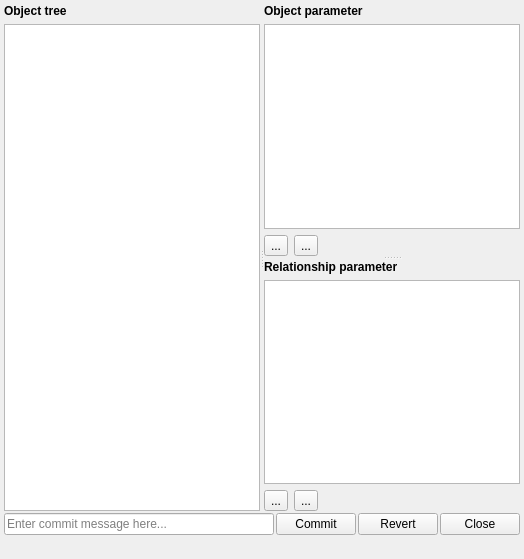
First picture: the form in spinetoolbox/ui/data_store_form.ui, repository spine-tools/Spine-Toolbox, before the edit.
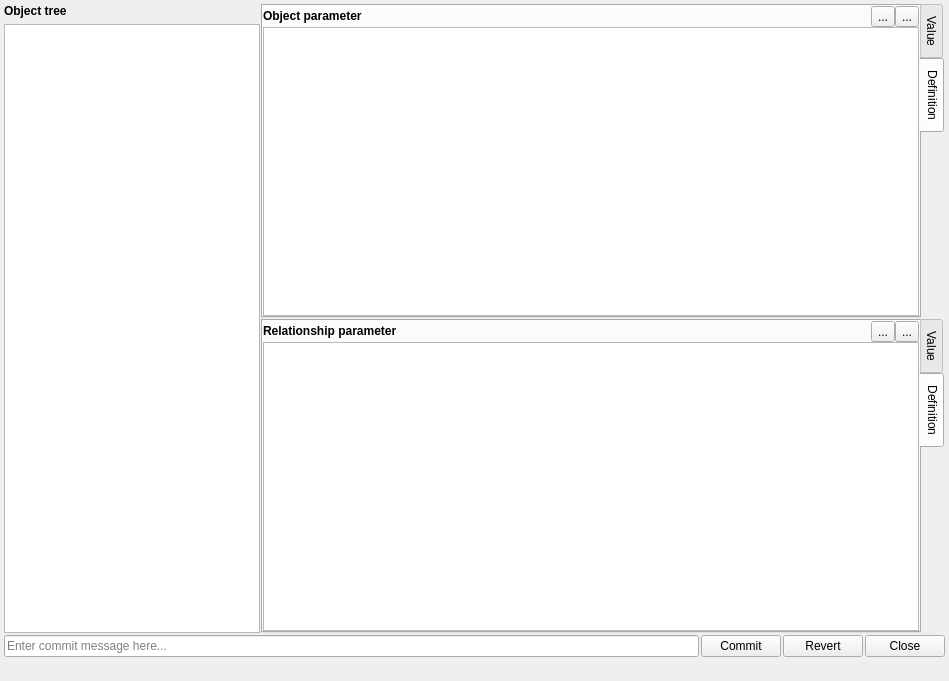
Second picture: the form after the edit. The open tabs and pages were chosen to show the change. Icons and pictures are not drawn. Custom widgets are drawn as their Qt base class.

Commit message: Improve Data Store form layout, and check connection before opening.

What changed in the file:
```diff
--- a/spinetoolbox/ui/data_store_form.ui
+++ b/spinetoolbox/ui/data_store_form.ui
@@ -29,14 +29,14 @@
    <rect>
     <x>0</x>
     <y>0</y>
-    <width>524</width>
-    <height>559</height>
+    <width>949</width>
+    <height>681</height>
    </rect>
   </property>
   <property name="windowTitle">
    <string>Spine Data Explorer</string>
   </property>
-  <layout class="QVBoxLayout" name="verticalLayout_5">
+  <layout class="QVBoxLayout" name="verticalLayout_11">
    <property name="spacing">
     <number>0</number>
    </property>
@@ -53,7 +53,7 @@
     <number>0</number>
    </property>
    <item>
-    <layout class="QVBoxLayout" name="verticalLayout_4">
+    <layout class="QVBoxLayout" name="verticalLayout_10">
      <property name="spacing">
       <number>2</number>
      </property>
@@ -74,6 +74,9 @@
        <property name="orientation">
         <enum>Qt::Horizontal</enum>
        </property>
+       <property name="handleWidth">
+        <number>1</number>
+       </property>
        <widget class="QWidget" name="layoutWidget">
         <layout class="QVBoxLayout" name="verticalLayout_3">
          <item>
@@ -111,8 +114,55 @@
         <property name="orientation">
          <enum>Qt::Vertical</enum>
         </property>
-        <widget class="QWidget" name="layoutWidget">
+        <property name="handleWidth">
+         <number>1</number>
+        </property>
+        <widget class="QTabWidget" name="tabWidget">
+         <property name="sizePolicy">
+          <sizepolicy hsizetype="Expanding" vsizetype="Expanding">
+           <horstretch>2</horstretch>
+           <verstretch>0</verstretch>
+          </sizepolicy>
+         </property>
+         <property name="layoutDirection">
+          <enum>Qt::LeftToRight</enum>
+         </property>
+         <property name="tabPosition">
+          <enum>QTabWidget::East</enum>
+         </property>
+         <property name="currentIndex">
+          <number>0</number>
+         </property>
+         <widget class="QWidget" name="tab">
+          <attribute name="title">
+           <string>Value</string>
+          </attribute>
+          <layout class="QVBoxLayout" name="verticalLayout_4">
+           <property name="spacing">
+            <number>0</number>
+           </property>
+           <property name="leftMargin">
+            <number>0</number>
+           </property>
+           <property name="topMargin">
+            <number>0</number>
+           </property>
+           <property name="rightMargin">
+            <number>0</number>
+           </property>
+           <property name="bottomMargin">
+            <number>0</number>
+           </property>
+           <item>
          <layout class="QVBoxLayout" name="verticalLayout_2">
+             <property name="spacing">
+              <number>0</number>
+             </property>
+             <item>
+              <layout class="QHBoxLayout" name="horizontalLayout">
+               <property name="spacing">
+                <number>0</number>
+               </property>
           <item>
            <widget class="QLabel" name="label_object_parameter">
             <property name="sizePolicy">
@@ -127,43 +177,6 @@
            </widget>
           </item>
           <item>
-           <widget class="QTableView" name="tableView_object_parameter">
-            <property name="sizePolicy">
-             <sizepolicy hsizetype="Expanding" vsizetype="Expanding">
-              <horstretch>2</horstretch>
-              <verstretch>0</verstretch>
-             </sizepolicy>
-            </property>
-            <property name="sortingEnabled">
-             <bool>true</bool>
-            </property>
-           </widget>
-          </item>
-          <item>
-           <layout class="QHBoxLayout" name="horizontalLayout_3">
-            <item>
-             <widget class="QToolButton" name="toolButton_add_object_parameter">
-              <property name="text">
-               <string>...</string>
-              </property>
-              <property name="icon">
-               <iconset resource="resources/resources_icons.qrc">
-                <normaloff>:/icons/plus.png</normaloff>:/icons/plus.png</iconset>
-              </property>
-             </widget>
-            </item>
-            <item>
-             <widget class="QToolButton" name="toolButton_remove_object_parameter">
-              <property name="text">
-               <string>...</string>
-              </property>
-              <property name="icon">
-               <iconset resource="resources/resources_icons.qrc">
-                <normaloff>:/icons/minus.png</normaloff>:/icons/minus.png</iconset>
-              </property>
-             </widget>
-            </item>
-            <item>
              <spacer name="horizontalSpacer">
               <property name="orientation">
                <enum>Qt::Horizontal</enum>
@@ -176,13 +189,180 @@
               </property>
              </spacer>
             </item>
-           </layout>
-          </item>
-         </layout>
-        </widget>
-        <widget class="QWidget" name="layoutWidget">
+               <item>
+                <widget class="QToolButton" name="toolButton_remove_object_parameter">
+                 <property name="text">
+                  <string>...</string>
+                 </property>
+                 <property name="icon">
+                  <iconset resource="resources/resources_icons.qrc">
+                   <normaloff>:/icons/minus.png</normaloff>:/icons/minus.png</iconset>
+                 </property>
+                </widget>
+               </item>
+               <item>
+                <widget class="QToolButton" name="toolButton_add_object_parameter">
+                 <property name="text">
+                  <string>...</string>
+                 </property>
+                 <property name="icon">
+                  <iconset resource="resources/resources_icons.qrc">
+                   <normaloff>:/icons/plus.png</normaloff>:/icons/plus.png</iconset>
+                 </property>
+                </widget>
+               </item>
+              </layout>
+             </item>
+             <item>
+              <widget class="QTableView" name="tableView_object_parameter">
+               <property name="sizePolicy">
+                <sizepolicy hsizetype="Expanding" vsizetype="Expanding">
+                 <horstretch>2</horstretch>
+                 <verstretch>0</verstretch>
+                </sizepolicy>
+               </property>
+               <property name="sortingEnabled">
+                <bool>true</bool>
+               </property>
+              </widget>
+             </item>
+            </layout>
+           </item>
+          </layout>
+         </widget>
+         <widget class="QWidget" name="tab_2">
+          <attribute name="title">
+           <string>Definition</string>
+          </attribute>
+          <layout class="QVBoxLayout" name="verticalLayout_6">
+           <property name="spacing">
+            <number>0</number>
+           </property>
+           <property name="leftMargin">
+            <number>0</number>
+           </property>
+           <property name="topMargin">
+            <number>0</number>
+           </property>
+           <property name="rightMargin">
+            <number>0</number>
+           </property>
+           <property name="bottomMargin">
+            <number>0</number>
+           </property>
+           <item>
+            <layout class="QVBoxLayout" name="verticalLayout_5">
+             <property name="spacing">
+              <number>0</number>
+             </property>
+             <item>
+              <layout class="QHBoxLayout" name="horizontalLayout_4">
+               <item>
+                <widget class="QLabel" name="label_object_parameter_def">
+                 <property name="sizePolicy">
+                  <sizepolicy hsizetype="Preferred" vsizetype="Preferred">
+                   <horstretch>2</horstretch>
+                   <verstretch>0</verstretch>
+                  </sizepolicy>
+                 </property>
+                 <property name="text">
+                  <string>&lt;b&gt;Object parameter&lt;/b&gt;</string>
+                 </property>
+                </widget>
+               </item>
+               <item>
+                <spacer name="horizontalSpacer_3">
+                 <property name="orientation">
+                  <enum>Qt::Horizontal</enum>
+                 </property>
+                 <property name="sizeHint" stdset="0">
+                  <size>
+                   <width>40</width>
+                   <height>20</height>
+                  </size>
+                 </property>
+                </spacer>
+               </item>
+               <item>
+                <widget class="QToolButton" name="toolButton_remove_object_parameter_def">
+                 <property name="text">
+                  <string>...</string>
+                 </property>
+                 <property name="icon">
+                  <iconset resource="resources/resources_icons.qrc">
+                   <normaloff>:/icons/minus.png</normaloff>:/icons/minus.png</iconset>
+                 </property>
+                </widget>
+               </item>
+               <item>
+                <widget class="QToolButton" name="toolButton_add_object_parameter_def">
+                 <property name="text">
+                  <string>...</string>
+                 </property>
+                 <property name="icon">
+                  <iconset resource="resources/resources_icons.qrc">
+                   <normaloff>:/icons/plus.png</normaloff>:/icons/plus.png</iconset>
+                 </property>
+                </widget>
+               </item>
+              </layout>
+             </item>
+             <item>
+              <widget class="QTableView" name="tableView_object_parameter_def">
+               <property name="sizePolicy">
+                <sizepolicy hsizetype="Expanding" vsizetype="Expanding">
+                 <horstretch>2</horstretch>
+                 <verstretch>0</verstretch>
+                </sizepolicy>
+               </property>
+               <property name="sortingEnabled">
+                <bool>true</bool>
+               </property>
+              </widget>
+             </item>
+            </layout>
+           </item>
+          </layout>
+         </widget>
+        </widget>
+        <widget class="QTabWidget" name="tabWidget_2">
+         <property name="sizePolicy">
+          <sizepolicy hsizetype="Expanding" vsizetype="Expanding">
+           <horstretch>2</horstretch>
+           <verstretch>0</verstretch>
+          </sizepolicy>
+         </property>
+         <property name="tabPosition">
+          <enum>QTabWidget::East</enum>
+         </property>
+         <property name="currentIndex">
+          <number>0</number>
+         </property>
+         <widget class="QWidget" name="tab_3">
+          <attribute name="title">
+           <string>Value</string>
+          </attribute>
+          <layout class="QVBoxLayout" name="verticalLayout_8">
+           <property name="spacing">
+            <number>0</number>
+           </property>
+           <property name="leftMargin">
+            <number>0</number>
+           </property>
+           <property name="topMargin">
+            <number>0</number>
+           </property>
+           <property name="rightMargin">
+            <number>0</number>
+           </property>
+           <property name="bottomMargin">
+            <number>0</number>
+           </property>
+           <item>
          <layout class="QVBoxLayout" name="verticalLayout">
           <item>
+              <layout class="QHBoxLayout" name="horizontalLayout_3">
+               <item>
            <widget class="QLabel" name="label_relationship_parameter">
             <property name="sizePolicy">
              <sizepolicy hsizetype="Preferred" vsizetype="Preferred">
@@ -196,43 +376,6 @@
            </widget>
           </item>
           <item>
-           <widget class="QTableView" name="tableView_relationship_parameter">
-            <property name="sizePolicy">
-             <sizepolicy hsizetype="Expanding" vsizetype="Expanding">
-              <horstretch>2</horstretch>
-              <verstretch>0</verstretch>
-             </sizepolicy>
-            </property>
-            <property name="sortingEnabled">
-             <bool>true</bool>
-            </property>
-           </widget>
-          </item>
-          <item>
-           <layout class="QHBoxLayout" name="horizontalLayout_4">
-            <item>
-             <widget class="QToolButton" name="toolButton_add_relationship_parameter">
-              <property name="text">
-               <string>...</string>
-              </property>
-              <property name="icon">
-               <iconset resource="resources/resources_icons.qrc">
-                <normaloff>:/icons/plus.png</normaloff>:/icons/plus.png</iconset>
-              </property>
-             </widget>
-            </item>
-            <item>
-             <widget class="QToolButton" name="toolButton_remove_relationship_parameter">
-              <property name="text">
-               <string>...</string>
-              </property>
-              <property name="icon">
-               <iconset resource="resources/resources_icons.qrc">
-                <normaloff>:/icons/minus.png</normaloff>:/icons/minus.png</iconset>
-              </property>
-             </widget>
-            </item>
-            <item>
              <spacer name="horizontalSpacer_2">
               <property name="orientation">
                <enum>Qt::Horizontal</enum>
@@ -245,9 +388,138 @@
               </property>
              </spacer>
             </item>
-           </layout>
-          </item>
-         </layout>
+               <item>
+                <widget class="QToolButton" name="toolButton_remove_relationship_parameter">
+                 <property name="text">
+                  <string>...</string>
+                 </property>
+                 <property name="icon">
+                  <iconset resource="resources/resources_icons.qrc">
+                   <normaloff>:/icons/minus.png</normaloff>:/icons/minus.png</iconset>
+                 </property>
+                </widget>
+               </item>
+               <item>
+                <widget class="QToolButton" name="toolButton_add_relationship_parameter">
+                 <property name="text">
+                  <string>...</string>
+                 </property>
+                 <property name="icon">
+                  <iconset resource="resources/resources_icons.qrc">
+                   <normaloff>:/icons/plus.png</normaloff>:/icons/plus.png</iconset>
+                 </property>
+                </widget>
+               </item>
+              </layout>
+             </item>
+             <item>
+              <widget class="QTableView" name="tableView_relationship_parameter">
+               <property name="sizePolicy">
+                <sizepolicy hsizetype="Expanding" vsizetype="Expanding">
+                 <horstretch>2</horstretch>
+                 <verstretch>0</verstretch>
+                </sizepolicy>
+               </property>
+               <property name="sortingEnabled">
+                <bool>true</bool>
+               </property>
+              </widget>
+             </item>
+            </layout>
+           </item>
+          </layout>
+         </widget>
+         <widget class="QWidget" name="tab_4">
+          <attribute name="title">
+           <string>Definition</string>
+          </attribute>
+          <layout class="QVBoxLayout" name="verticalLayout_9">
+           <property name="spacing">
+            <number>0</number>
+           </property>
+           <property name="leftMargin">
+            <number>0</number>
+           </property>
+           <property name="topMargin">
+            <number>0</number>
+           </property>
+           <property name="rightMargin">
+            <number>0</number>
+           </property>
+           <property name="bottomMargin">
+            <number>0</number>
+           </property>
+           <item>
+            <layout class="QVBoxLayout" name="verticalLayout_7">
+             <item>
+              <layout class="QHBoxLayout" name="horizontalLayout_5">
+               <item>
+                <widget class="QLabel" name="label_relationship_parameter_def">
+                 <property name="sizePolicy">
+                  <sizepolicy hsizetype="Preferred" vsizetype="Preferred">
+                   <horstretch>2</horstretch>
+                   <verstretch>0</verstretch>
+                  </sizepolicy>
+                 </property>
+                 <property name="text">
+                  <string>&lt;b&gt;Relationship parameter&lt;/b&gt;</string>
+                 </property>
+                </widget>
+               </item>
+               <item>
+                <spacer name="horizontalSpacer_4">
+                 <property name="orientation">
+                  <enum>Qt::Horizontal</enum>
+                 </property>
+                 <property name="sizeHint" stdset="0">
+                  <size>
+                   <width>40</width>
+                   <height>20</height>
+                  </size>
+                 </property>
+                </spacer>
+               </item>
+               <item>
+                <widget class="QToolButton" name="toolButton_remove_relationship_parameter_def">
+                 <property name="text">
+                  <string>...</string>
+                 </property>
+                 <property name="icon">
+                  <iconset resource="resources/resources_icons.qrc">
+                   <normaloff>:/icons/minus.png</normaloff>:/icons/minus.png</iconset>
+                 </property>
+                </widget>
+               </item>
+               <item>
+                <widget class="QToolButton" name="toolButton_add_relationship_parameter_def">
+                 <property name="text">
+                  <string>...</string>
+                 </property>
+                 <property name="icon">
+                  <iconset resource="resources/resources_icons.qrc">
+                   <normaloff>:/icons/plus.png</normaloff>:/icons/plus.png</iconset>
+                 </property>
+                </widget>
+               </item>
+              </layout>
+             </item>
+             <item>
+              <widget class="QTableView" name="tableView_relationship_parameter_def">
+               <property name="sizePolicy">
+                <sizepolicy hsizetype="Expanding" vsizetype="Expanding">
+                 <horstretch>2</horstretch>
+                 <verstretch>0</verstretch>
+                </sizepolicy>
+               </property>
+               <property name="sortingEnabled">
+                <bool>true</bool>
+               </property>
+              </widget>
+             </item>
+            </layout>
+           </item>
+          </layout>
+         </widget>
         </widget>
        </widget>
       </widget>
```
Lines whose indentation alone changed are shown as unchanged. The commit also changes 10 other files.
